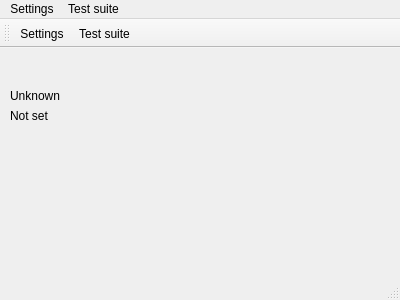
stepankuzmin/mole, file mainwindow.ui: the form before one commit.
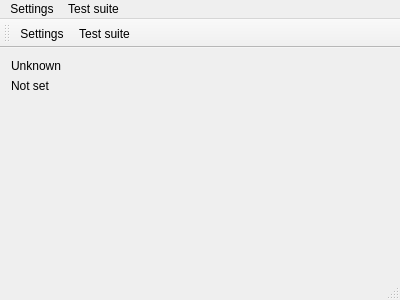
The form after the commit.

```diff
--- a/mainwindow.ui
+++ b/mainwindow.ui
@@ -14,32 +14,46 @@
    <string>Mole</string>
   </property>
   <widget class="QWidget" name="centralWidget">
-   <widget class="QLabel" name="conversionSynchronizationLabel">
-    <property name="geometry">
-     <rect>
-      <x>10</x>
-      <y>60</y>
-      <width>91</width>
-      <height>16</height>
-     </rect>
-    </property>
-    <property name="text">
-     <string>Not set</string>
-    </property>
-   </widget>
-   <widget class="QLabel" name="connectionStateLabel">
-    <property name="geometry">
-     <rect>
-      <x>10</x>
-      <y>40</y>
-      <width>111</width>
-      <height>16</height>
-     </rect>
-    </property>
-    <property name="text">
-     <string>Unknown</string>
-    </property>
-   </widget>
+   <layout class="QHBoxLayout" name="horizontalLayout">
+    <item>
+     <layout class="QVBoxLayout" name="verticalLayout">
+      <item>
+       <widget class="QLabel" name="connectionStateLabel">
+        <property name="text">
+         <string>Unknown</string>
+        </property>
+       </widget>
+      </item>
+      <item>
+       <widget class="QLabel" name="conversionSynchronizationLabel">
+        <property name="text">
+         <string>Not set</string>
+        </property>
+       </widget>
+      </item>
+      <item>
+       <spacer name="verticalSpacer">
+        <property name="orientation">
+         <enum>Qt::Vertical</enum>
+        </property>
+        <property name="sizeHint" stdset="0">
+         <size>
+          <width>20</width>
+          <height>40</height>
+         </size>
+        </property>
+       </spacer>
+      </item>
+     </layout>
+    </item>
+    <item>
+     <layout class="QVBoxLayout" name="plotsLayout">
+      <property name="spacing">
+       <number>1</number>
+      </property>
+     </layout>
+    </item>
+   </layout>
   </widget>
   <widget class="QMenuBar" name="menuBar">
    <property name="geometry">
```
